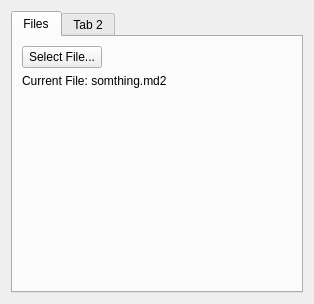
Old version of the form src/SideBar.ui in the repository adickin/Md2-Viewer.
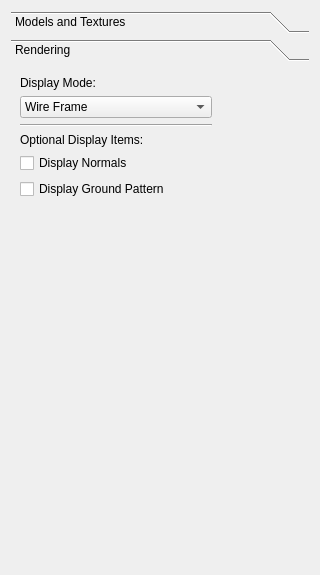
New version of the form.

Commit message:
added in more the User interface. Can now pick between wireframe/texture
cleaned up a bit of the code, still need to refactor alot.

Diff of the .ui file:
```diff
--- a/src/SideBar.ui
+++ b/src/SideBar.ui
@@ -6,57 +6,232 @@
    <rect>
     <x>0</x>
     <y>0</y>
-    <width>314</width>
-    <height>304</height>
+    <width>320</width>
+    <height>575</height>
    </rect>
   </property>
   <property name="minimumSize">
    <size>
-    <width>300</width>
+    <width>320</width>
     <height>0</height>
    </size>
   </property>
   <property name="windowTitle">
    <string>SideBar</string>
   </property>
-  <layout class="QGridLayout" name="gridLayout">
-   <item row="0" column="0">
-    <widget class="QTabWidget" name="tabWidget">
+  <layout class="QVBoxLayout" name="verticalLayout">
+   <item>
+    <widget class="QToolBox" name="toolBox">
      <property name="currentIndex">
       <number>0</number>
      </property>
-     <widget class="QWidget" name="wTab1">
-      <property name="enabled">
-       <bool>true</bool>
+     <widget class="QWidget" name="pageOne">
+      <property name="geometry">
+       <rect>
+        <x>0</x>
+        <y>0</y>
+        <width>302</width>
+        <height>493</height>
+       </rect>
       </property>
-      <attribute name="title">
-       <string>Files</string>
+      <attribute name="label">
+       <string>Models and Textures</string>
       </attribute>
-      <layout class="QFormLayout" name="formLayout_2">
-       <item row="0" column="0">
-        <layout class="QFormLayout" name="formLayout">
-         <item row="0" column="0">
-          <widget class="QPushButton" name="md2OpenButton">
-           <property name="text">
-            <string>Select File...</string>
-           </property>
-          </widget>
+      <layout class="QVBoxLayout" name="verticalLayout_2">
+       <item>
+        <layout class="QVBoxLayout" name="verticalLayout_4">
+         <item>
+          <layout class="QHBoxLayout" name="horizontalLayout">
+           <item>
+            <layout class="QVBoxLayout" name="verticalLayout_3">
+             <item>
+              <layout class="QVBoxLayout" name="verticalLayout_5">
+               <item>
+                <widget class="QPushButton" name="md2OpenButton">
+                 <property name="text">
+                  <string>Select Model...</string>
+                 </property>
+                </widget>
+               </item>
+               <item>
+                <widget class="QLabel" name="currentMd2File">
+                 <property name="text">
+                  <string>Current Model: somthing.md2</string>
+                 </property>
+                </widget>
+               </item>
+              </layout>
+             </item>
+             <item>
+              <widget class="Line" name="line_7">
+               <property name="orientation">
+                <enum>Qt::Horizontal</enum>
+               </property>
+              </widget>
+             </item>
+             <item>
+              <layout class="QVBoxLayout" name="verticalLayout_6">
+               <item>
+                <widget class="QPushButton" name="selectTextureButton">
+                 <property name="text">
+                  <string>Select Model Texture...</string>
+                 </property>
+                </widget>
+               </item>
+               <item>
+                <widget class="QLabel" name="currentTextureLabel">
+                 <property name="text">
+                  <string>Current Texture: </string>
+                 </property>
+                </widget>
+               </item>
+              </layout>
+             </item>
+            </layout>
+           </item>
+           <item>
+            <spacer name="horizontalSpacer_14">
+             <property name="orientation">
+              <enum>Qt::Horizontal</enum>
+             </property>
+             <property name="sizeHint" stdset="0">
+              <size>
+               <width>13</width>
+               <height>108</height>
+              </size>
+             </property>
+            </spacer>
+           </item>
+          </layout>
          </item>
-         <item row="1" column="0">
-          <widget class="QLabel" name="currentMd2File">
-           <property name="text">
-            <string>Current File: somthing.md2</string>
+         <item>
+          <spacer name="verticalSpacer">
+           <property name="orientation">
+            <enum>Qt::Vertical</enum>
            </property>
-          </widget>
+           <property name="sizeHint" stdset="0">
+            <size>
+             <width>20</width>
+             <height>58</height>
+            </size>
+           </property>
+          </spacer>
          </item>
         </layout>
        </item>
       </layout>
      </widget>
-     <widget class="QWidget" name="tab_2">
-      <attribute name="title">
-       <string>Tab 2</string>
+     <widget class="QWidget" name="pageTwo">
+      <property name="geometry">
+       <rect>
+        <x>0</x>
+        <y>0</y>
+        <width>302</width>
+        <height>493</height>
+       </rect>
+      </property>
+      <attribute name="label">
+       <string>Rendering</string>
       </attribute>
+      <layout class="QVBoxLayout" name="verticalLayout_9">
+       <item>
+        <layout class="QVBoxLayout" name="verticalLayout_7">
+         <item>
+          <layout class="QHBoxLayout" name="horizontalLayout_2">
+           <item>
+            <layout class="QVBoxLayout" name="verticalLayout_8">
+             <item>
+              <widget class="QLabel" name="label">
+               <property name="text">
+                <string>Display Mode:</string>
+               </property>
+              </widget>
+             </item>
+             <item>
+              <widget class="QComboBox" name="displayModeComboBox">
+               <item>
+                <property name="text">
+                 <string>Wire Frame</string>
+                </property>
+               </item>
+               <item>
+                <property name="text">
+                 <string>Flat Shading</string>
+                </property>
+               </item>
+               <item>
+                <property name="text">
+                 <string>Smooth Shading with Lighting</string>
+                </property>
+               </item>
+               <item>
+                <property name="text">
+                 <string>Textured</string>
+                </property>
+               </item>
+              </widget>
+             </item>
+             <item>
+              <widget class="Line" name="line">
+               <property name="orientation">
+                <enum>Qt::Horizontal</enum>
+               </property>
+              </widget>
+             </item>
+             <item>
+              <widget class="QLabel" name="label_2">
+               <property name="text">
+                <string>Optional Display Items:</string>
+               </property>
+              </widget>
+             </item>
+             <item>
+              <widget class="QCheckBox" name="normalsCheckBox">
+               <property name="text">
+                <string>Display Normals</string>
+               </property>
+              </widget>
+             </item>
+             <item>
+              <widget class="QCheckBox" name="groundPatCheckBox">
+               <property name="text">
+                <string>Display Ground Pattern</string>
+               </property>
+              </widget>
+             </item>
+            </layout>
+           </item>
+           <item>
+            <spacer name="horizontalSpacer">
+             <property name="orientation">
+              <enum>Qt::Horizontal</enum>
+             </property>
+             <property name="sizeHint" stdset="0">
+              <size>
+               <width>40</width>
+               <height>20</height>
+              </size>
+             </property>
+            </spacer>
+           </item>
+          </layout>
+         </item>
+         <item>
+          <spacer name="verticalSpacer_2">
+           <property name="orientation">
+            <enum>Qt::Vertical</enum>
+           </property>
+           <property name="sizeHint" stdset="0">
+            <size>
+             <width>20</width>
+             <height>40</height>
+            </size>
+           </property>
+          </spacer>
+         </item>
+        </layout>
+       </item>
+      </layout>
      </widget>
     </widget>
    </item>
```
Left out of the diff: 4 changed lines with no effect on the pictures. The commit also changes 8 other files.
